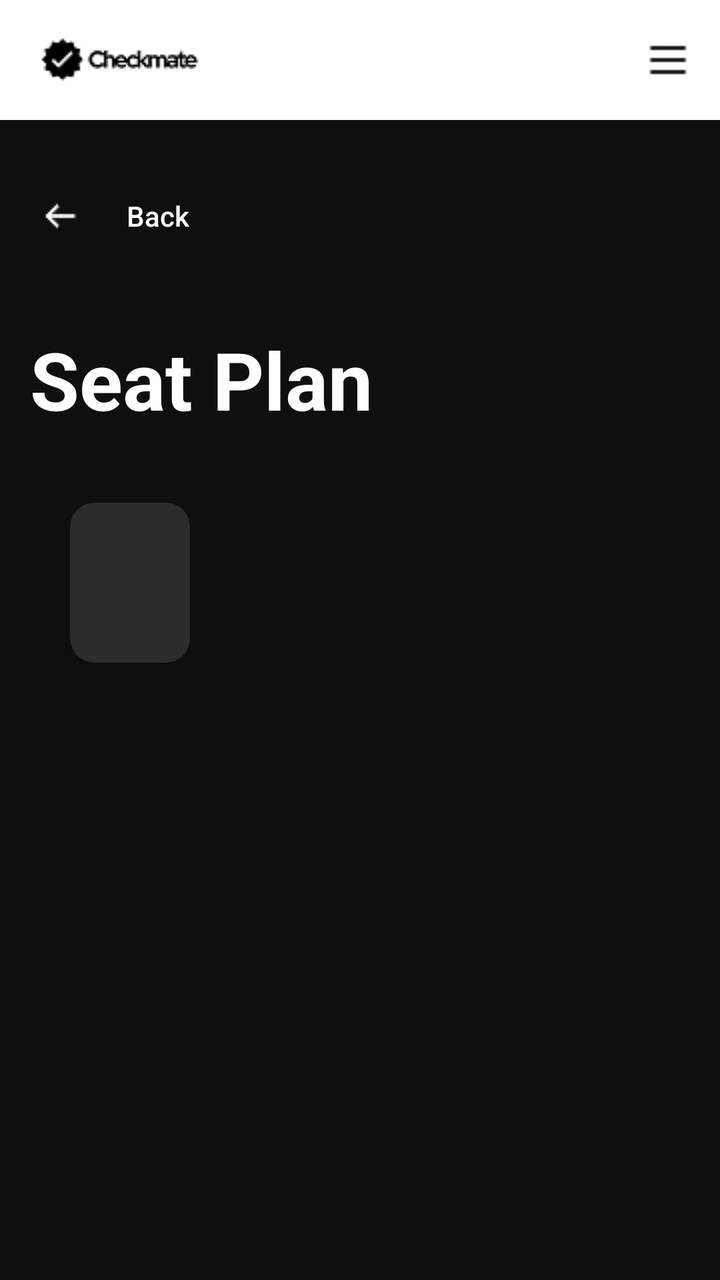
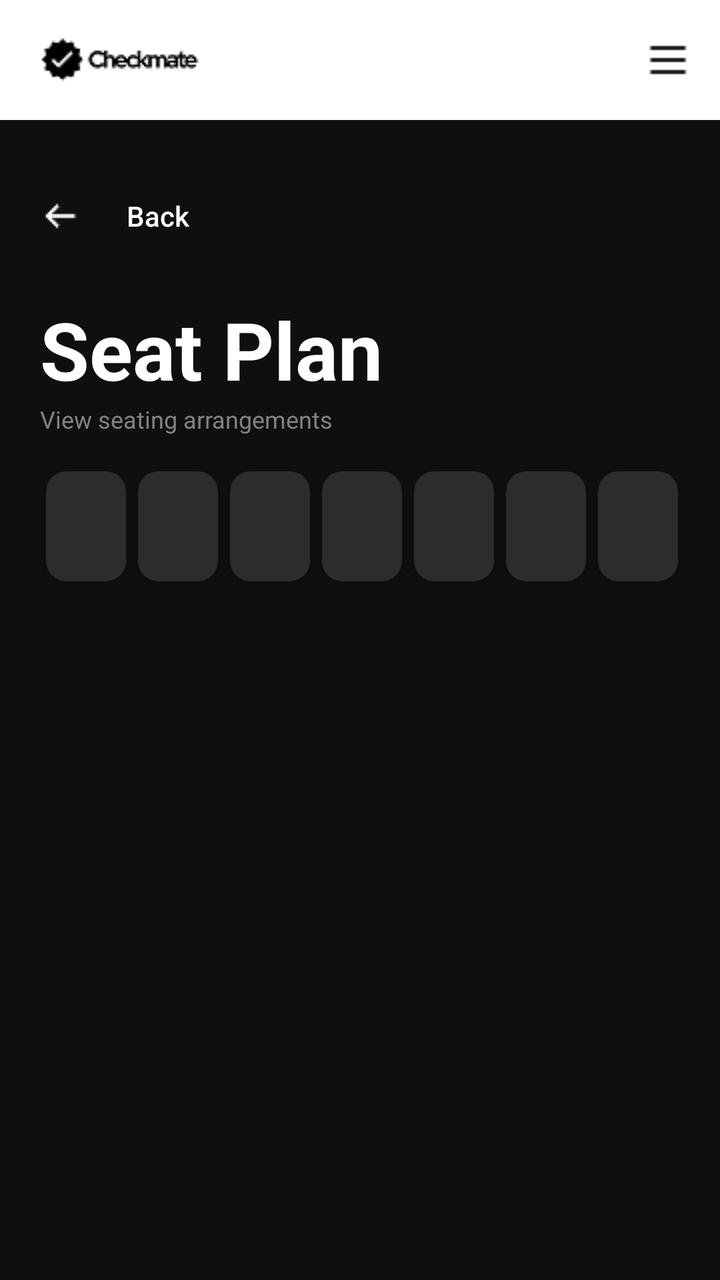

Compare the two renders of this Android layout. The source of the first and the diff that turns it into the second are given below.
<!-- AndroidManifest.xml: application theme Theme.AuthTest -->
<!-- res/layout/activity_seat_plan.xml -->
<?xml version="1.0" encoding="utf-8"?>
<androidx.drawerlayout.widget.DrawerLayout
    xmlns:android="http://schemas.android.com/apk/res/android"
    xmlns:tools="http://schemas.android.com/tools"
    android:id="@+id/main"
    android:layout_width="match_parent"
    android:layout_height="match_parent"
    android:orientation="vertical"
    android:background="#0F0F0F"
    android:fitsSystemWindows="true"
    tools:context=".SeatPlan">

    <LinearLayout
        android:layout_width="match_parent"
        android:layout_height="match_parent"
        android:orientation="vertical">

        <RelativeLayout
        android:layout_width="match_parent"
        android:layout_height="60dp"
        android:background="#FFFFFF">

        <ImageView
            android:id="@+id/header_logo"
            android:layout_width="wrap_content"
            android:layout_height="wrap_content"
            android:layout_alignParentStart="true"
            android:layout_centerVertical="true"
            android:layout_marginStart="16dp"
            android:src="@drawable/header_logo"
            android:contentDescription="header_logo" />

        <ImageView
            android:id="@+id/hamburger_icon"
            android:layout_width="wrap_content"
            android:layout_height="wrap_content"
            android:layout_alignParentEnd="true"
            android:layout_centerVertical="true"
            android:layout_marginEnd="16dp"
            android:src="@drawable/hamburger_icon"
            android:contentDescription="hamburger_icon" />
    </RelativeLayout>


        <LinearLayout
            android:layout_width="match_parent"
            android:layout_height="wrap_content"
            android:paddingHorizontal="20dp"
            android:paddingTop="24dp"
            android:paddingBottom="16dp">

            <androidx.appcompat.widget.AppCompatButton
                android:id="@+id/backButton"
                android:layout_width="wrap_content"
                android:layout_height="wrap_content"
                android:background="@android:color/transparent"
                android:drawableStart="@drawable/left_arrow"
                android:drawablePadding="10dp"
                android:text="Back"
                android:textAllCaps="false"
                android:textColor="#FFFFFF" />
        </LinearLayout>

        <LinearLayout
            android:layout_width="match_parent"
            android:layout_height="wrap_content"
            android:orientation="vertical"
            android:padding="15dp">

            <TextView
                android:layout_width="wrap_content"
                android:layout_height="wrap_content"
                android:text="Seat Plan"
                android:textColor="#FFFFFF"
                android:textSize="40sp"
                android:textStyle="bold" />
        </LinearLayout>

        <LinearLayout
            android:layout_width="match_parent"
            android:layout_height="match_parent"
            android:orientation="horizontal"
            android:padding="20dp">

            <include
                android:id="@+id/seatPlanCard"
                layout="@layout/seat_plan_card"
                />

        </LinearLayout>





    </LinearLayout>


  </androidx.drawerlayout.widget.DrawerLayout>
<!-- res/layout/seat_plan_card.xml (included above) -->
<?xml version="1.0" encoding="utf-8"?>
<androidx.cardview.widget.CardView xmlns:android="http://schemas.android.com/apk/res/android"
    xmlns:app="http://schemas.android.com/apk/res-auto"
    android:id="@+id/seatPlanCard"
    android:layout_width="60dp"
    android:layout_height="80dp"
    android:layout_marginStart="15dp"
    android:layout_marginEnd="15dp"
    android:layout_marginBottom="15dp"
    app:cardBackgroundColor="#2C2C2C"
    app:cardCornerRadius="12dp" >

</androidx.cardview.widget.CardView>
<!-- resources referenced by this layout -->
<resources>
  <!-- drawable hamburger_icon: png bitmap (drawable, 177 bytes) -->
  <!-- drawable header_logo: png bitmap (drawable, 1337 bytes) -->
  <!-- drawable left_arrow: png bitmap (drawable, 316 bytes) -->
  <style name="Theme.AuthTest" parent="Base.Theme.AuthTest" />
  <style name="Base.Theme.AuthTest" parent="Theme.Material3.DayNight.NoActionBar">
          
          
      </style>
</resources>

<!-- the commit's change to res/layout/activity_seat_plan.xml (unified diff, before → after) -->
@@ -62,36 +62,78 @@
         </LinearLayout>
 
         <LinearLayout
+            android:id="@+id/mainContent"
             android:layout_width="match_parent"
             android:layout_height="wrap_content"
             android:orientation="vertical"
-            android:padding="15dp">
+            android:paddingHorizontal="20dp"
+            android:paddingBottom="20dp" >
 
-            <TextView
-                android:layout_width="wrap_content"
+            <LinearLayout
+                android:layout_width="match_parent"
                 android:layout_height="wrap_content"
-                android:text="Seat Plan"
-                android:textColor="#FFFFFF"
-                android:textSize="40sp"
-                android:textStyle="bold" />
-        </LinearLayout>
+                android:orientation="vertical"
+                android:layout_marginBottom="15dp"
+                android:paddingTop="0dp" >
 
-        <LinearLayout
-            android:layout_width="match_parent"
-            android:layout_height="match_parent"
-            android:orientation="horizontal"
-            android:padding="20dp">
+                <TextView
+                    android:text="Seat Plan"
+                    android:textColor="#FFFFFF"
+                    android:textStyle="bold"
+                    android:textSize="40sp"
+                    android:layout_width="wrap_content"
+                    android:layout_height="wrap_content" />
 
-            <include
-                android:id="@+id/seatPlanCard"
-                layout="@layout/seat_plan_card"
-                />
+                <TextView
+                    android:text="View seating arrangements"
+                    android:textColor="#828282"
+                    android:textSize="12sp"
+                    android:layout_width="wrap_content"
+                    android:layout_height="wrap_content" />
+
+            </LinearLayout>
+
+            <LinearLayout
+                android:layout_width="match_parent"
+                android:layout_height="wrap_content"
+                android:layout_gravity="center_horizontal"
+                android:padding="0dp" >
+
+                <include
+                    android:id="@+id/seatPlanCard"
+                    layout="@layout/seat_plan_card" />
+
+                <include
+                    android:id="@+id/seatPlanCard"
+                    layout="@layout/seat_plan_card" />
+
+                <include
+                    android:id="@+id/seatPlanCard"
+                    layout="@layout/seat_plan_card" />
+
+                <include
+                    android:id="@+id/seatPlanCard"
+                    layout="@layout/seat_plan_card" />
+
+                <include
+                    android:id="@+id/seatPlanCard"
+                    layout="@layout/seat_plan_card" />
+
+                <include
+                    android:id="@+id/seatPlanCard"
+                    layout="@layout/seat_plan_card" />
+
+                <include
+                    android:id="@+id/seatPlanCard"
+                    layout="@layout/seat_plan_card" />
+
+                <include
+                    android:id="@+id/seatPlanCard"
+                    layout="@layout/seat_plan_card" />
+
+            </LinearLayout>
 
         </LinearLayout>
-
-
-
-
 
     </LinearLayout>
 
@@ -102,12 +144,10 @@
 <androidx.cardview.widget.CardView xmlns:android="http://schemas.android.com/apk/res/android"
     xmlns:app="http://schemas.android.com/apk/res-auto"
     android:id="@+id/seatPlanCard"
-    android:layout_width="60dp"
-    android:layout_height="80dp"
-    android:layout_marginStart="15dp"
-    android:layout_marginEnd="15dp"
-    android:layout_marginBottom="15dp"
+    android:layout_width="40dp"
+    android:layout_height="55dp"
+    android:layout_margin="3dp"
     app:cardBackgroundColor="#2C2C2C"
-    app:cardCornerRadius="12dp" >
+    app:cardCornerRadius="10dp" >
 
 </androidx.cardview.widget.CardView>
